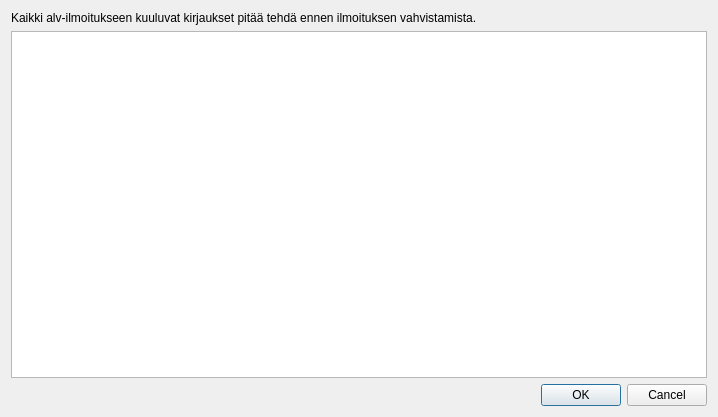
Old version of the form kitupiikki/maaritys/alvilmoitusdialog.ui in the repository artoh/kitupiikki.
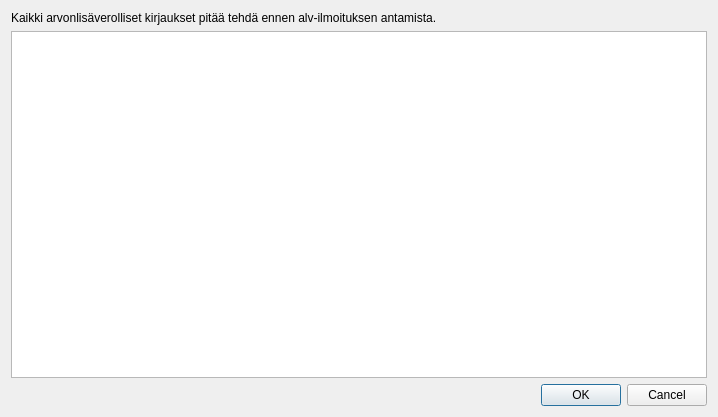
New version of the form.

Diff of the .ui file:
```diff
--- a/kitupiikki/maaritys/alvilmoitusdialog.ui
+++ b/kitupiikki/maaritys/alvilmoitusdialog.ui
@@ -17,7 +17,7 @@
    <item>
     <widget class="QLabel" name="label">
      <property name="text">
-      <string>Kaikki alv-ilmoitukseen kuuluvat kirjaukset pitää tehdä ennen ilmoituksen vahvistamista.</string>
+      <string>&lt;html&gt;&lt;head/&gt;&lt;body&gt;&lt;p&gt;Kaikki arvonlisäverolliset kirjaukset pitää tehdä ennen alv-ilmoituksen antamista.&lt;/p&gt;&lt;/body&gt;&lt;/html&gt;</string>
      </property>
      <property name="wordWrap">
       <bool>true</bool>
```
Left out of the diff: 8 changed lines with no effect on the pictures.
